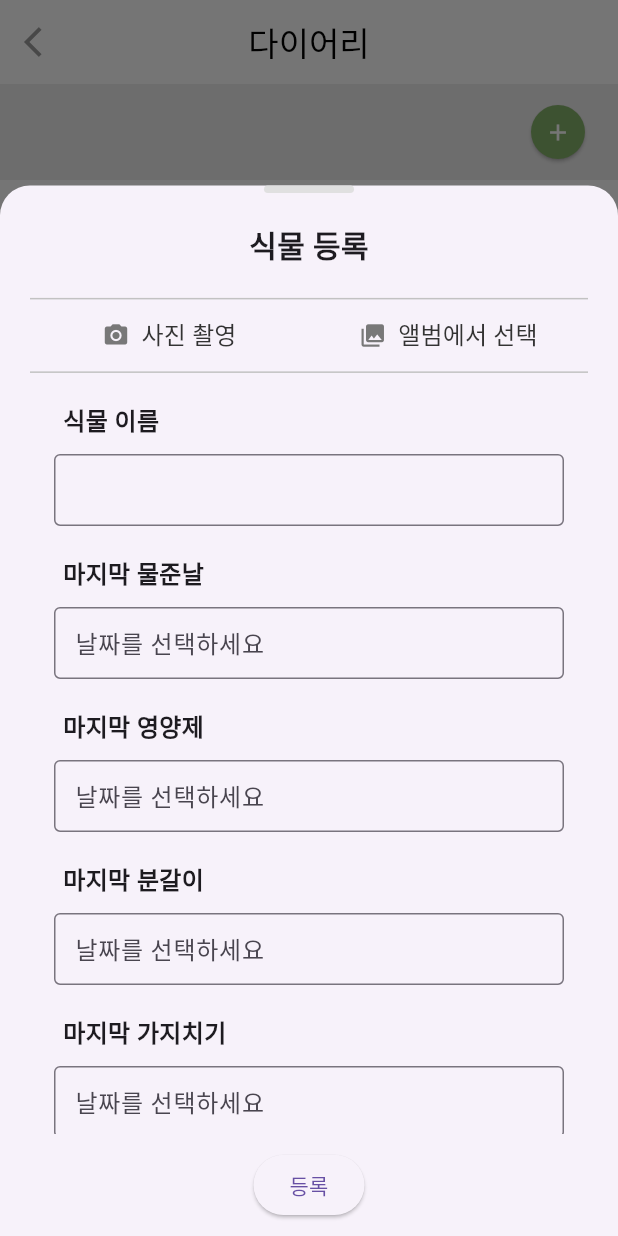
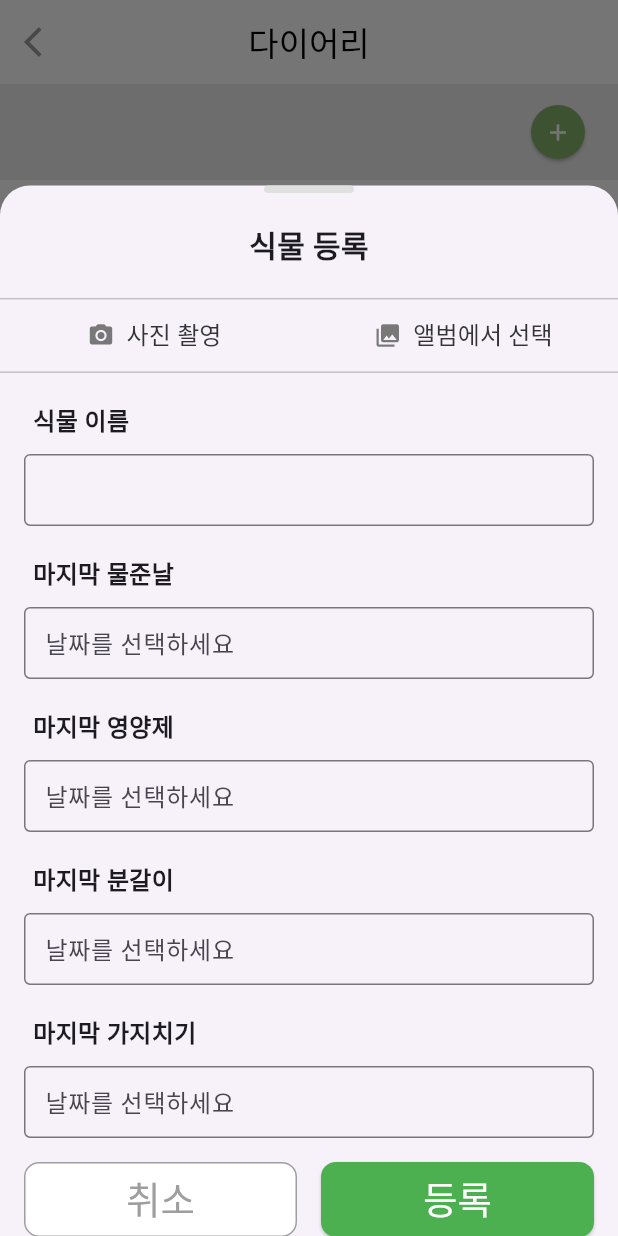
Before and after one commit to kimjaehui02/WonRoom, a Flutter app: the MyplantNull screen opened directly, after a tap on the "add" icon, on a phone screen of 412 x 824 dp. Run offline on Flutter 3.47's test engine with Material 3 defaults, Android fonts, the phone set to English and light mode, and no system bars; our stand-ins replace csv, dio, dropdown_button2, flutter_image_compress, flutter_local_notifications, flutter_secure_storage and 4 more; accounts and stored records are empty; project files that could hold a hidden picture were left out.

Commit message:
사진버튼 복구

```diff
--- a/wonroom/lib/myPlantRegistration.dart
+++ b/wonroom/lib/myPlantRegistration.dart
@@ -285,9 +285,7 @@ void showPlantRegistrationModal(BuildContext context, Function? onRefresh) async
                               ),
                             ),
                             SizedBox(height: 20),
-                            Padding(
-                              padding: EdgeInsets.symmetric(horizontal: 20),
-                              child: Column(
+                            Column(
                               crossAxisAlignment: CrossAxisAlignment.start,
                               children: [
                                 Center(
@@ -300,12 +298,6 @@ void showPlantRegistrationModal(BuildContext context, Function? onRefresh) async
                                   ),
                                 ),
                                 SizedBox(height: 20),
-                                  // 이미지 추가 버튼
-                                  if (_image != null)
-                                    Container(
-                                      width: double.infinity,
-                                      child: Image.file(_image!, fit: BoxFit.cover),
-                                    ),
                                 // 이미지 버튼
                                 Row(
                                   mainAxisAlignment: MainAxisAlignment.spaceEvenly,
@@ -335,6 +327,46 @@ void showPlantRegistrationModal(BuildContext context, Function? onRefresh) async
                                 //   child: Text('갤러리에서 선택'),
                                 // ),
                                 SizedBox(height: 20),
+
+// 업로드 진행 표시
+                                if (_isUploading)
+                                  Center(child: CircularProgressIndicator()),
+                                if (_image != null && !_isUploading) ...[
+                                  Center(
+                                    child: Stack(
+                                      children: [
+                                        Container(
+                                          width: 200,
+                                          height: 200,
+                                          decoration: BoxDecoration(
+                                            borderRadius: BorderRadius.circular(10),
+                                            image: DecorationImage(
+                                              image: FileImage(_image!),
+                                              fit: BoxFit.cover,
+                                            ),
+                                          ),
+                                        ),
+                                        Positioned(
+                                          right: 0,
+                                          top: 0,
+                                          child: IconButton(
+                                            icon: Icon(Icons.close, color: Colors.red),
+                                            onPressed: () {
+                                              setState(() {
+                                                _image = null;
+                                                _plantName = '';
+                                                _plantNameController.clear();
+                                                _showImageInField = false; // 이미지 표시 플래그 초기화
+                                              });
+                                            },
+                                          ),
+                                        ),
+                                      ],
+                                    ),
+                                  ),
+                                  SizedBox(height: 20),
+                                ],
+
                                 Padding(
                                   padding: const EdgeInsets.symmetric(horizontal: 16.0),
                                   child: _buildTextField(
@@ -502,18 +534,30 @@ void showPlantRegistrationModal(BuildContext context, Function? onRefresh) async
                                 //     border: OutlineInputBorder(),
                                 //   ),
                                 // ),
-
-
-                                ],
+                                Padding(
+                                  padding: const EdgeInsets.all(16.0),
+                                  child: Row(
+                                    mainAxisAlignment: MainAxisAlignment.spaceEvenly,
+                                    children: [
+                                      Expanded(
+                                        child: OutlinedButton(
+                                          onPressed: () {
+                                            Navigator.pop(context);
+                                          },
+                                          child: Text('취소', style: TextStyle(fontSize: 25)),
+                                          style: OutlinedButton.styleFrom(
+                                            foregroundColor: Colors.grey,
+                                            backgroundColor: Colors.white,
+                                            shape: RoundedRectangleBorder(
+                                              borderRadius: BorderRadius.circular(10),
                                             ),
-                            ),
-                          ],
+                                            side: BorderSide(color: Colors.grey),
+                                            minimumSize: Size(150, 50),
                                           ),
                                         ),
                                       ),
-                    Container(
-                      padding: EdgeInsets.symmetric(vertical: 10),
-                      child: Center(
+                                      SizedBox(width: 16),
+                                      Expanded(
                                         child: ElevatedButton(
                                           onPressed: _isUploading ? null : () async {
                                             setState(() {
@@ -529,13 +573,53 @@ void showPlantRegistrationModal(BuildContext context, Function? onRefresh) async
                                               _isUploading = false; // Finish uploading
                                             });
                                           },
-
-                          child: _isUploading
-                              ? CircularProgressIndicator()
-                              : Text('등록'),
+                                          child: Text('등록',
+                                              style: TextStyle(
+                                                  fontSize: 25, color: Colors.white)),
+                                          style: ElevatedButton.styleFrom(
+                                            backgroundColor: Colors.green,
+                                            shape: RoundedRectangleBorder(
+                                              borderRadius: BorderRadius.circular(10),
+                                            ),
+                                            minimumSize: Size(150, 50),
                                           ),
                                         ),
                                       ),
+                                    ],
+                                  ),
+                                ),
+
+                              ],
+                            ),
+                          ],
+                        ),
+                      ),
+                    ),
+                    // Container(
+                    //   padding: EdgeInsets.symmetric(vertical: 10),
+                    //   child: Center(
+                    //     child: ElevatedButton(
+                    //       onPressed: _isUploading ? null : () async {
+                    //         setState(() {
+                    //           _isUploading = true; // Start uploading
+                    //         });
+                    //         _registerPlant(); // Execute the registration
+                    //         print("asdasd");
+                    //         print("asdasd");
+                    //         print("asdasd");
+                    //         print("asdasd");
+                    //         Navigator.pop(context);
+                    //         setState(() {
+                    //           _isUploading = false; // Finish uploading
+                    //         });
+                    //       },
+                    //
+                    //       child: _isUploading
+                    //           ? CircularProgressIndicator()
+                    //           : Text('등록'),
+                    //     ),
+                    //   ),
+                    // ),
                   ],
                 );
               },
```
Lines whose indentation alone changed are shown as unchanged.
